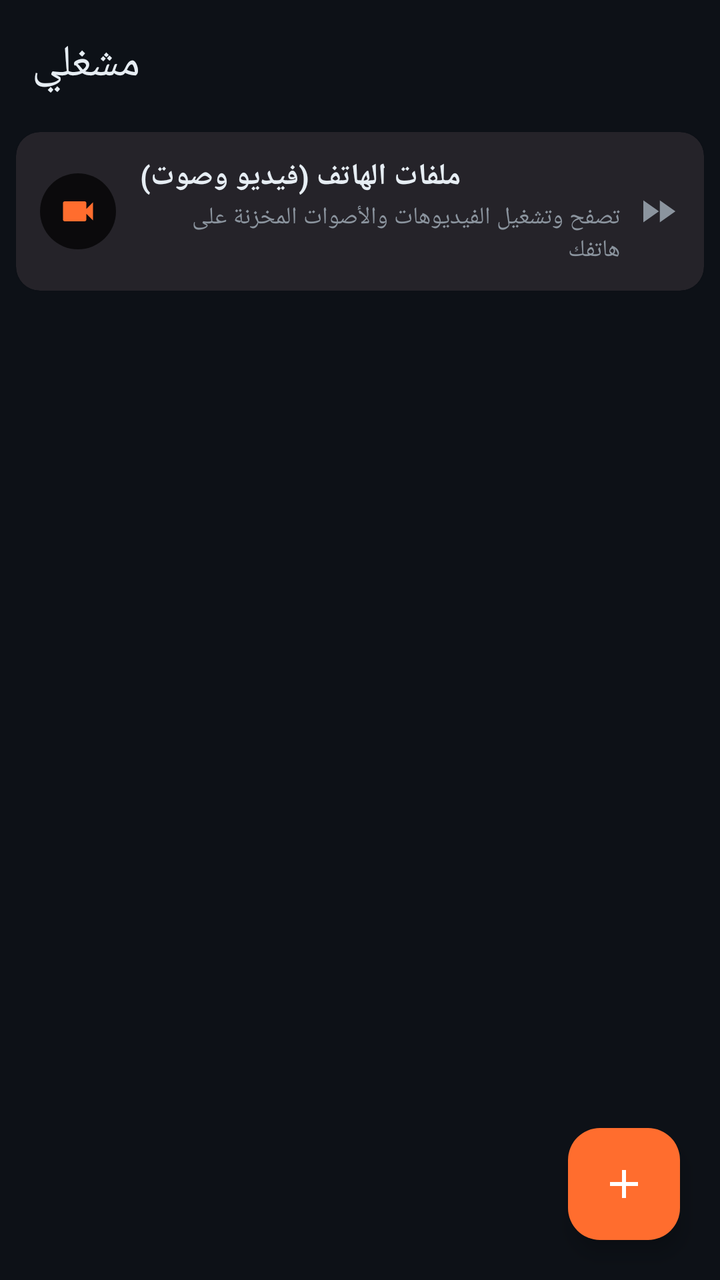
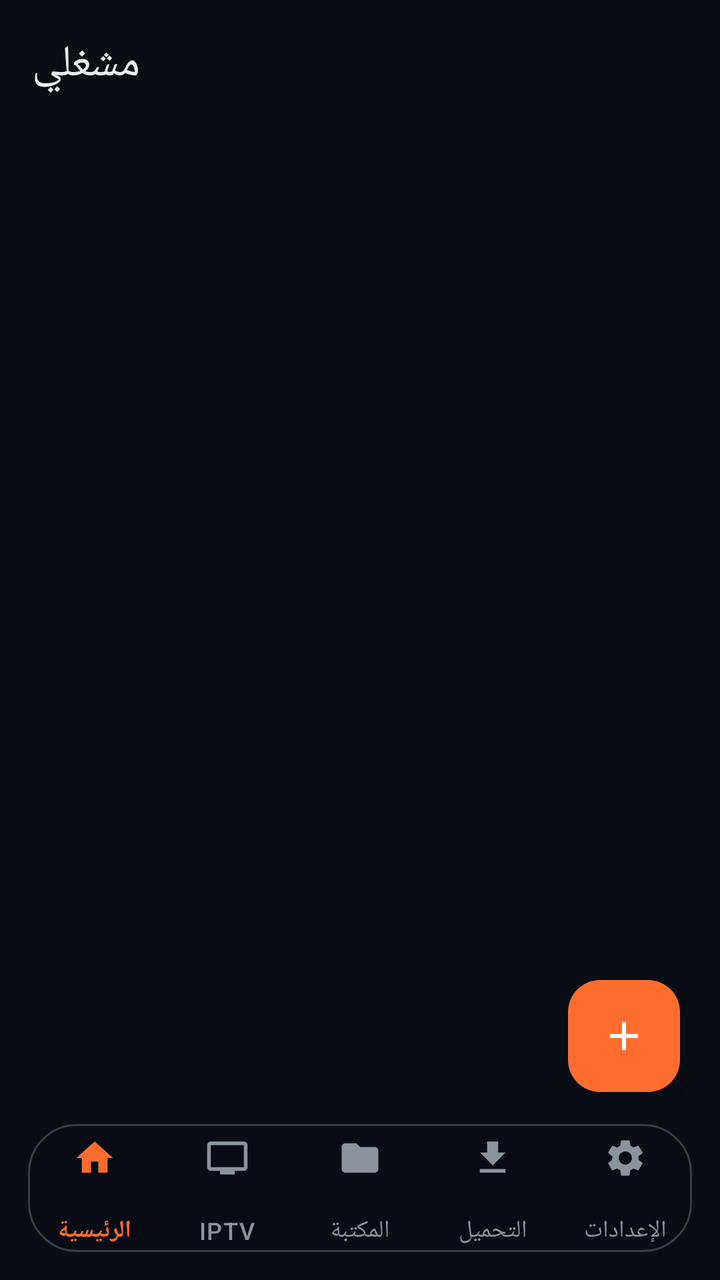

Before-and-after screenshots of an Android layout around one commit, followed by the original layout XML and the change that was made.
<!-- AndroidManifest.xml: application theme Theme.MyPlyr -->
<!-- res/layout/activity_main.xml -->
<?xml version="1.0" encoding="utf-8"?>
<FrameLayout xmlns:android="http://schemas.android.com/apk/res/android"
    xmlns:app="http://schemas.android.com/apk/res-auto"
    android:layout_width="match_parent"
    android:layout_height="match_parent"
    android:background="@color/bg">

    <LinearLayout
        android:layout_width="match_parent"
        android:layout_height="match_parent"
        android:orientation="vertical">

        <com.google.android.material.appbar.MaterialToolbar
            android:id="@+id/toolbar"
            android:layout_width="match_parent"
            android:layout_height="?attr/actionBarSize"
            android:background="@color/bg"
            android:paddingStart="8dp"
            android:paddingEnd="8dp"
            app:title="@string/app_name"
            app:titleTextColor="@color/text"
            app:subtitleTextColor="@color/dim" />

        
        <com.google.android.material.card.MaterialCardView
            android:id="@+id/card_local_media"
            android:layout_width="match_parent"
            android:layout_height="wrap_content"
            android:layout_marginStart="8dp"
            android:layout_marginTop="2dp"
            android:layout_marginEnd="8dp"
            android:layout_marginBottom="4dp"
            android:clickable="true"
            android:focusable="true"
            android:foreground="?attr/selectableItemBackground"
            app:cardBackgroundColor="@color/card"
            app:cardCornerRadius="12dp"
            app:cardElevation="1dp"
            app:strokeWidth="0dp">

            <LinearLayout
                android:layout_width="match_parent"
                android:layout_height="wrap_content"
                android:gravity="center_vertical"
                android:orientation="horizontal"
                android:padding="12dp">

                <ImageView
                    android:layout_width="38dp"
                    android:layout_height="38dp"
                    android:background="@drawable/bg_circle_indicator"
                    android:padding="9dp"
                    android:src="@drawable/ic_video"
                    app:tint="@color/accent" />

                <LinearLayout
                    android:layout_width="0dp"
                    android:layout_height="wrap_content"
                    android:layout_marginStart="12dp"
                    android:layout_marginEnd="8dp"
                    android:layout_weight="1"
                    android:orientation="vertical">

                    <TextView
                        android:layout_width="wrap_content"
                        android:layout_height="wrap_content"
                        android:text="@string/local_media_title"
                        android:textColor="@color/text"
                        android:textSize="15sp"
                        android:textStyle="bold" />

                    <TextView
                        android:layout_width="wrap_content"
                        android:layout_height="wrap_content"
                        android:layout_marginTop="2dp"
                        android:text="تصفح وتشغيل الفيديوهات والأصوات المخزنة على هاتفك"
                        android:textColor="@color/dim"
                        android:textSize="12sp" />
                </LinearLayout>

                <ImageView
                    android:layout_width="22dp"
                    android:layout_height="22dp"
                    android:src="@drawable/ic_fast_forward"
                    app:tint="@color/dim" />

            </LinearLayout>
        </com.google.android.material.card.MaterialCardView>

        <TextView
            android:id="@+id/empty"
            android:layout_width="match_parent"
            android:layout_height="0dp"
            android:layout_weight="1"
            android:gravity="center"
            android:lineSpacingExtra="6dp"
            android:text="@string/empty_hint"
            android:textColor="@color/dim"
            android:textSize="16sp"
            android:visibility="gone" />

        <androidx.recyclerview.widget.RecyclerView
            android:id="@+id/recycler"
            android:layout_width="match_parent"
            android:layout_height="0dp"
            android:layout_weight="1"
            android:clipToPadding="false"
            android:padding="6dp" />
    </LinearLayout>

    <com.google.android.material.floatingactionbutton.FloatingActionButton
        android:id="@+id/fab"
        android:layout_width="wrap_content"
        android:layout_height="wrap_content"
        android:layout_gravity="bottom|end"
        android:layout_margin="20dp"
        android:contentDescription="@string/add_link"
        app:backgroundTint="@color/accent"
        app:srcCompat="@drawable/ic_add"
        app:tint="@android:color/white" />

</FrameLayout>
<!-- resources referenced by this layout -->
<resources>
  <color name="accent">#FF6D2E</color>
  <color name="bg">#0D1117</color>
  <color name="card">#1A2029</color>
  <color name="dim">#8B949E</color>
  <color name="text">#E6EDF3</color>
  <!-- drawable bg_circle_indicator (drawable) -->
  <?xml version="1.0" encoding="utf-8"?>
  <shape xmlns:android="http://schemas.android.com/apk/res/android"
      android:shape="oval">
      <solid android:color="#B3000000" />
  </shape>
  <!-- drawable ic_add (drawable) -->
  <vector xmlns:android="http://schemas.android.com/apk/res/android"
      android:width="24dp"
      android:height="24dp"
      android:viewportWidth="24"
      android:viewportHeight="24">
      <path
          android:fillColor="#FFFFFFFF"
          android:pathData="M19,13h-6v6h-2v-6H5v-2h6V5h2v6h6v2z" />
  </vector>
  <!-- drawable ic_fast_forward (drawable) -->
  <vector xmlns:android="http://schemas.android.com/apk/res/android"
      android:width="24dp"
      android:height="24dp"
      android:viewportWidth="24"
      android:viewportHeight="24">
      <path
          android:fillColor="#FFFFFFFF"
          android:pathData="M4,18l8.5,-6L4,6v12zm9,-12v12l8.5,-6L13,6z" />
  </vector>
  <!-- drawable ic_video (drawable) -->
  <vector xmlns:android="http://schemas.android.com/apk/res/android"
      android:width="24dp"
      android:height="24dp"
      android:viewportWidth="24"
      android:viewportHeight="24">
      <path
          android:fillColor="#FFFFFFFF"
          android:pathData="M17,10.5V7c0,-0.55 -0.45,-1 -1,-1H4c,-0.55 0,-1 0.45,-1 1v10c0,0.55 0.45,1 1,1h12c0.55,0 1,-0.45 1,-1v-3.5l4,4v-11l-4,4z"/>
  </vector>
  <string name="add_link">إضافة رابط</string>
  <string name="app_name">مشغلي</string>
  <string name="empty_hint">لا توجد روابط محفوظة\nاضغط + لإضافة رابط الحلقة\nأو شارك الرابط إلى التطبيق من أي برنامج</string>
  <string name="local_media_title">ملفات الهاتف (فيديو وصوت)</string>
  <style name="Theme.MyPlyr" parent="Theme.Material3.Dark.NoActionBar">
          <item name="colorPrimary">@color/accent</item>
          <item name="colorSecondary">@color/accent</item>
          <item name="colorSurface">@color/card</item>
          <item name="colorOnSurface">@color/text</item>
          <item name="android:statusBarColor">@color/bg</item>
          <item name="android:navigationBarColor">@color/bg</item>
          <item name="android:windowBackground">@color/bg</item>
          <item name="android:textColorPrimary">@color/text</item>
      </style>
</resources>

<!-- the commit's change to res/layout/activity_main.xml (unified diff, before → after) -->
@@ -15,108 +15,80 @@
             android:layout_width="match_parent"
             android:layout_height="?attr/actionBarSize"
             android:background="@color/bg"
-            android:paddingStart="8dp"
-            android:paddingEnd="8dp"
+            android:paddingStart="12dp"
+            android:paddingEnd="12dp"
             app:title="@string/app_name"
             app:titleTextColor="@color/text"
             app:subtitleTextColor="@color/dim" />
 
-        
-        <com.google.android.material.card.MaterialCardView
-            android:id="@+id/card_local_media"
-            android:layout_width="match_parent"
-            android:layout_height="wrap_content"
-            android:layout_marginStart="8dp"
-            android:layout_marginTop="2dp"
-            android:layout_marginEnd="8dp"
-            android:layout_marginBottom="4dp"
-            android:clickable="true"
-            android:focusable="true"
-            android:foreground="?attr/selectableItemBackground"
-            app:cardBackgroundColor="@color/card"
-            app:cardCornerRadius="12dp"
-            app:cardElevation="1dp"
-            app:strokeWidth="0dp">
-
-            <LinearLayout
-                android:layout_width="match_parent"
-                android:layout_height="wrap_content"
-                android:gravity="center_vertical"
-                android:orientation="horizontal"
-                android:padding="12dp">
-
-                <ImageView
-                    android:layout_width="38dp"
-                    android:layout_height="38dp"
-                    android:background="@drawable/bg_circle_indicator"
-                    android:padding="9dp"
-                    android:src="@drawable/ic_video"
-                    app:tint="@color/accent" />
-
-                <LinearLayout
-                    android:layout_width="0dp"
-                    android:layout_height="wrap_content"
-                    android:layout_marginStart="12dp"
-                    android:layout_marginEnd="8dp"
-                    android:layout_weight="1"
-                    android:orientation="vertical">
-
-                    <TextView
-                        android:layout_width="wrap_content"
-                        android:layout_height="wrap_content"
-                        android:text="@string/local_media_title"
-                        android:textColor="@color/text"
-                        android:textSize="15sp"
-                        android:textStyle="bold" />
-
-                    <TextView
-                        android:layout_width="wrap_content"
-                        android:layout_height="wrap_content"
-                        android:layout_marginTop="2dp"
-                        android:text="تصفح وتشغيل الفيديوهات والأصوات المخزنة على هاتفك"
-                        android:textColor="@color/dim"
-                        android:textSize="12sp" />
-                </LinearLayout>
-
-                <ImageView
-                    android:layout_width="22dp"
-                    android:layout_height="22dp"
-                    android:src="@drawable/ic_fast_forward"
-                    app:tint="@color/dim" />
-
-            </LinearLayout>
-        </com.google.android.material.card.MaterialCardView>
-
-        <TextView
-            android:id="@+id/empty"
+        <FrameLayout
             android:layout_width="match_parent"
             android:layout_height="0dp"
-            android:layout_weight="1"
-            android:gravity="center"
-            android:lineSpacingExtra="6dp"
-            android:text="@string/empty_hint"
-            android:textColor="@color/dim"
-            android:textSize="16sp"
-            android:visibility="gone" />
+            android:layout_weight="1">
 
-        <androidx.recyclerview.widget.RecyclerView
-            android:id="@+id/recycler"
-            android:layout_width="match_parent"
-            android:layout_height="0dp"
-            android:layout_weight="1"
-            android:clipToPadding="false"
-            android:padding="6dp" />
+            <TextView
+                android:id="@+id/empty"
+                android:layout_width="match_parent"
+                android:layout_height="match_parent"
+                android:gravity="center"
+                android:lineSpacingExtra="6dp"
+                android:padding="24dp"
+                android:text="@string/empty_hint"
+                android:textColor="@color/dim"
+                android:textSize="15sp"
+                android:visibility="gone" />
+
+            <androidx.recyclerview.widget.RecyclerView
+                android:id="@+id/recycler"
+                android:layout_width="match_parent"
+                android:layout_height="match_parent"
+                android:clipToPadding="false"
+                android:paddingStart="8dp"
+                android:paddingTop="4dp"
+                android:paddingEnd="8dp"
+                android:paddingBottom="96dp" />
+        </FrameLayout>
     </LinearLayout>
 
+    
     <com.google.android.material.floatingactionbutton.FloatingActionButton
         android:id="@+id/fab"
         android:layout_width="wrap_content"
         android:layout_height="wrap_content"
         android:layout_gravity="bottom|end"
-        android:layout_margin="20dp"
+        android:layout_marginEnd="20dp"
+        android:layout_marginBottom="94dp"
         android:contentDescription="@string/add_link"
         app:backgroundTint="@color/accent"
+        app:elevation="6dp"
         app:srcCompat="@drawable/ic_add"
         app:tint="@android:color/white" />
 
+    
+    <FrameLayout
+        android:layout_width="match_parent"
+        android:layout_height="wrap_content"
+        android:layout_gravity="bottom"
+        android:paddingStart="14dp"
+        android:paddingEnd="14dp"
+        android:paddingBottom="14dp">
+
+        <com.google.android.material.bottomnavigation.BottomNavigationView
+            android:id="@+id/bottom_navigation"
+            android:layout_width="match_parent"
+            android:layout_height="64dp"
+            android:background="@drawable/bg_frosted_bottom_nav"
+            android:elevation="8dp"
+            app:elevation="8dp"
+            app:itemActiveIndicatorStyle="@style/Widget.Material3.BottomNavigationView.ActiveIndicator"
+            app:itemIconSize="22dp"
+            app:itemIconTint="@color/selector_nav_item"
+            app:itemPaddingBottom="6dp"
+            app:itemPaddingTop="6dp"
+            app:itemRippleColor="@color/accent_glow"
+            app:itemTextColor="@color/selector_nav_item"
+            app:labelVisibilityMode="labeled"
+            app:menu="@menu/bottom_nav_menu" />
+    </FrameLayout>
+
 </FrameLayout>
<!-- resource entries referenced after the edit -->
@@ -1,15 +1,20 @@
 <!-- resources referenced by this layout -->
 <resources>
   <color name="accent">#FF6D2E</color>
-  <color name="bg">#0D1117</color>
-  <color name="card">#1A2029</color>
+  <color name="accent_glow">#66FF6D2E</color>
+  <color name="bg">#090D16</color>
+  <color name="card">#141B2D</color>
   <color name="dim">#8B949E</color>
   <color name="text">#E6EDF3</color>
-  <!-- drawable bg_circle_indicator (drawable) -->
+  <!-- drawable bg_frosted_bottom_nav (drawable) -->
   <?xml version="1.0" encoding="utf-8"?>
   <shape xmlns:android="http://schemas.android.com/apk/res/android"
-      android:shape="oval">
-      <solid android:color="#B3000000" />
+      android:shape="rectangle">
+      <solid android:color="@color/glass_nav" />
+      <corners android:radius="24dp" />
+      <stroke
+          android:width="1dp"
+          android:color="@color/glass_stroke" />
   </shape>
   <!-- drawable ic_add (drawable) -->
   <vector xmlns:android="http://schemas.android.com/apk/res/android"
@@ -21,33 +26,12 @@
           android:fillColor="#FFFFFFFF"
           android:pathData="M19,13h-6v6h-2v-6H5v-2h6V5h2v6h6v2z" />
   </vector>
-  <!-- drawable ic_fast_forward (drawable) -->
-  <vector xmlns:android="http://schemas.android.com/apk/res/android"
-      android:width="24dp"
-      android:height="24dp"
-      android:viewportWidth="24"
-      android:viewportHeight="24">
-      <path
-          android:fillColor="#FFFFFFFF"
-          android:pathData="M4,18l8.5,-6L4,6v12zm9,-12v12l8.5,-6L13,6z" />
-  </vector>
-  <!-- drawable ic_video (drawable) -->
-  <vector xmlns:android="http://schemas.android.com/apk/res/android"
-      android:width="24dp"
-      android:height="24dp"
-      android:viewportWidth="24"
-      android:viewportHeight="24">
-      <path
-          android:fillColor="#FFFFFFFF"
-          android:pathData="M17,10.5V7c0,-0.55 -0.45,-1 -1,-1H4c,-0.55 0,-1 0.45,-1 1v10c0,0.55 0.45,1 1,1h12c0.55,0 1,-0.45 1,-1v-3.5l4,4v-11l-4,4z"/>
-  </vector>
   <string name="add_link">إضافة رابط</string>
   <string name="app_name">مشغلي</string>
   <string name="empty_hint">لا توجد روابط محفوظة\nاضغط + لإضافة رابط الحلقة\nأو شارك الرابط إلى التطبيق من أي برنامج</string>
-  <string name="local_media_title">ملفات الهاتف (فيديو وصوت)</string>
   <style name="Theme.MyPlyr" parent="Theme.Material3.Dark.NoActionBar">
           <item name="colorPrimary">@color/accent</item>
-          <item name="colorSecondary">@color/accent</item>
+          <item name="colorSecondary">@color/accent_light</item>
           <item name="colorSurface">@color/card</item>
           <item name="colorOnSurface">@color/text</item>
           <item name="android:statusBarColor">@color/bg</item>
@@ -55,5 +39,8 @@
           <item name="android:windowBackground">@color/bg</item>
           <item name="android:textColorPrimary">@color/text</item>
       </style>
+  <color name="glass_nav">#E6090D16</color>
+  <color name="glass_stroke">#33FFFFFF</color>
+  <color name="accent_light">#FF8F50</color>
 </resources>
 
